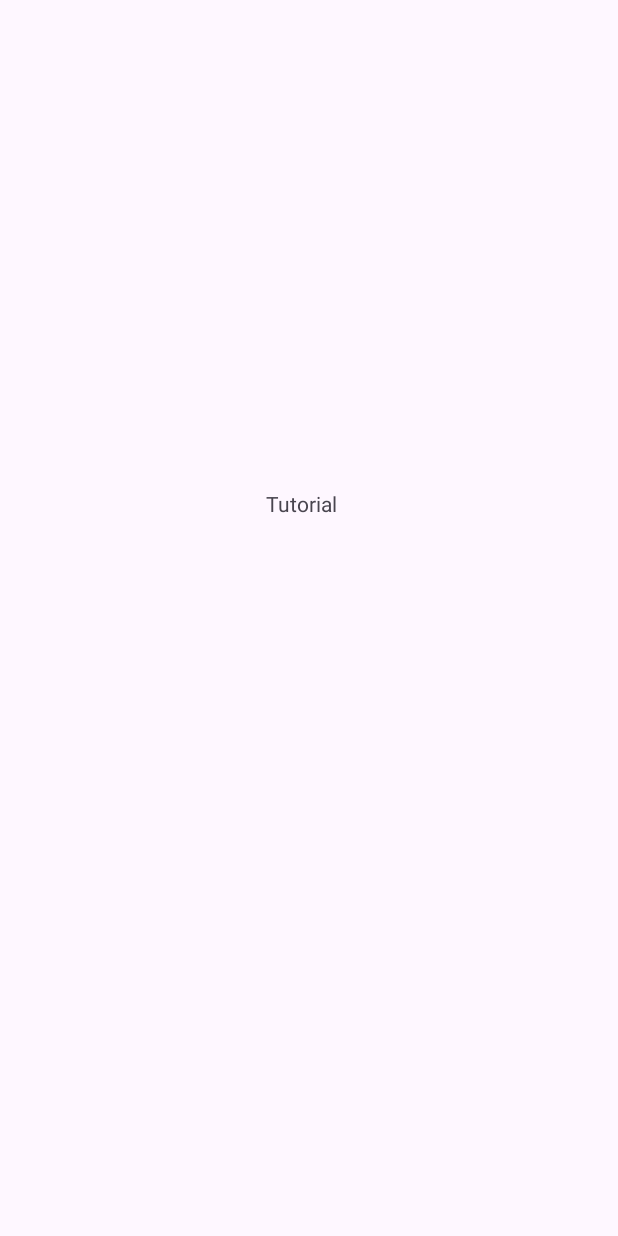
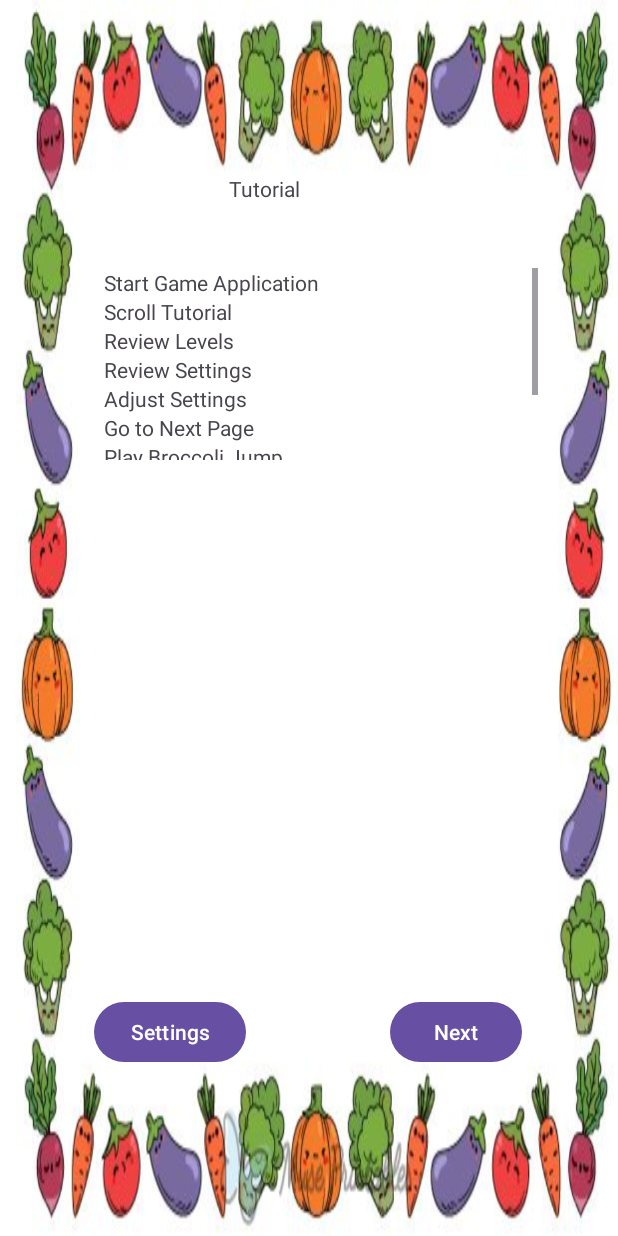
Before and after one commit to sebastian9654/MobileAppProject, an Android app: the TutorialPage screen opened directly, with no data from a screen before it, on a phone screen of 412 x 824 dp. Before the commit the screen is almost empty. Run offline under Robolectric (Android 15) with nearby library versions, the phone set to English and light mode, and no system bars.

Commit message:
Fixed merge conflicts

```diff
--- a/app/src/main/AndroidManifest.xml
+++ b/app/src/main/AndroidManifest.xml
@@ -13,7 +13,10 @@
         android:theme="@style/Theme.Project1"
         tools:targetApi="31">
         <activity
-            android:name=".FoodMatch"
+            android:name=".Level00"
+            android:exported="false" />
+        <activity
+            android:name=".SettingsActivity"
             android:exported="false" />
         <activity
             android:name=".TutorialPage"
@@ -23,7 +26,6 @@
             android:exported="true">
             <intent-filter>
                 <action android:name="android.intent.action.MAIN" />
-
                 <category android:name="android.intent.category.LAUNCHER" />
             </intent-filter>
         </activity>
--- a/app/src/main/java/com/example/project1/TutorialPage.java
+++ b/app/src/main/java/com/example/project1/TutorialPage.java
@@ -1,14 +1,41 @@
 package com.example.project1;
-
+import android.content.Intent;
 import androidx.appcompat.app.AppCompatActivity;
-
+import android.view.View;
+import android.widget.Button;
 import android.os.Bundle;
 
 public class TutorialPage extends AppCompatActivity {
+    // creating a variable for our button.
+    private Button settingsBtn;
+    private Button buttonNext;
 
     @Override
     protected void onCreate(Bundle savedInstanceState) {
         super.onCreate(savedInstanceState);
         setContentView(R.layout.activity_tutorial_page);
+
+        // initializing buttons
+        settingsBtn = findViewById(R.id.btnSetting);
+        buttonNext = findViewById(R.id.buttonNext);
+
+        // setting click listeners
+        settingsBtn.setOnClickListener(new View.OnClickListener() {
+            @Override
+            public void onClick(View v) {
+                // opening a new intent to open SettingsActivity.
+                Intent settingsIntent = new Intent(TutorialPage.this, SettingsActivity.class);
+                startActivity(settingsIntent);
+            }
+        });
+
+        buttonNext.setOnClickListener(new View.OnClickListener() {
+            @Override
+            public void onClick(View v) {
+                // opening a new intent to open Level00 activity.
+                Intent level00Intent = new Intent(TutorialPage.this, Level00.class);
+                startActivity(level00Intent);
+            }
+        });
     }
 }
--- a/app/src/main/res/layout/activity_tutorial_page.xml
+++ b/app/src/main/res/layout/activity_tutorial_page.xml
@@ -4,15 +4,119 @@
     xmlns:tools="http://schemas.android.com/tools"
     android:layout_width="match_parent"
     android:layout_height="match_parent"
-    tools:context=".TutorialPage">
+    tools:context=".TutorialPage"
+    android:background="@drawable/veggiesback"
+    >
+
+
+    <Button
+        android:id="@+id/btnSetting"
+        android:layout_width="wrap_content"
+        android:layout_height="wrap_content"
+        android:layout_marginEnd="248dp"
+        android:layout_marginBottom="112dp"
+        android:text="Settings"
+        app:layout_constraintBottom_toBottomOf="parent"
+        app:layout_constraintEnd_toEndOf="parent" />
 
     <TextView
         android:id="@+id/textView"
-        android:layout_width="wrap_content"
-        android:layout_height="wrap_content"
-        android:layout_marginTop="326dp"
-        android:layout_marginEnd="187dp"
+        android:layout_width="87dp"
+        android:layout_height="21dp"
+        android:layout_marginTop="116dp"
+        android:layout_marginEnd="172dp"
         android:text="Tutorial"
         app:layout_constraintEnd_toEndOf="parent"
         app:layout_constraintTop_toTopOf="parent" />
+
+    <Button
+        android:id="@+id/buttonNext"
+        android:layout_width="wrap_content"
+        android:layout_height="wrap_content"
+        android:layout_marginEnd="64dp"
+        android:layout_marginBottom="112dp"
+        android:text="Next"
+        app:layout_constraintBottom_toBottomOf="parent"
+        app:layout_constraintEnd_toEndOf="parent" />
+
+    <ScrollView
+        android:id="@+id/tutorial"
+        android:layout_width="289dp"
+        android:layout_height="128dp"
+        android:layout_marginTop="41dp"
+        android:layout_marginEnd="53dp"
+        android:contentDescription="tutorial"
+        app:layout_constraintEnd_toEndOf="parent"
+        app:layout_constraintTop_toBottomOf="@+id/textView">
+
+        <LinearLayout
+            android:layout_width="match_parent"
+            android:layout_height="wrap_content"
+            android:orientation="vertical">
+
+            <TextView
+                android:id="@+id/textView3"
+                android:layout_width="match_parent"
+                android:layout_height="wrap_content"
+                android:text="Start Game Application" />
+
+            <TextView
+                android:id="@+id/textView4"
+                android:layout_width="match_parent"
+                android:layout_height="wrap_content"
+                android:text="Scroll Tutorial" />
+
+            <TextView
+                android:id="@+id/textView5"
+                android:layout_width="match_parent"
+                android:layout_height="wrap_content"
+                android:text="Review Levels" />
+
+            <TextView
+                android:id="@+id/textView6"
+                android:layout_width="match_parent"
+                android:layout_height="wrap_content"
+                android:text="Review Settings" />
+
+            <TextView
+                android:id="@+id/textView7"
+                android:layout_width="match_parent"
+                android:layout_height="wrap_content"
+                android:text="Adjust Settings" />
+
+            <TextView
+                android:id="@+id/textView8"
+                android:layout_width="match_parent"
+                android:layout_height="wrap_content"
+                android:text="Go to Next Page" />
+
+            <TextView
+                android:id="@+id/textView9"
+                android:layout_width="match_parent"
+                android:layout_height="wrap_content"
+                android:text="Play Broccoli Jump" />
+
+            <TextView
+                android:id="@+id/textView10"
+                android:layout_width="match_parent"
+                android:layout_height="wrap_content"
+                android:text="Play Grocery Cart" />
+
+            <TextView
+                android:id="@+id/textView11"
+                android:layout_width="match_parent"
+                android:layout_height="wrap_content"
+                android:text="Play Word Match" />
+
+            <TextView
+                android:id="@+id/textView12"
+                android:layout_width="match_parent"
+                android:layout_height="wrap_content"
+                android:text="Review End credits" />
+
+        </LinearLayout>
+    </ScrollView>
+
+
+
 </androidx.constraintlayout.widget.ConstraintLayout>
--- a/app/src/main/res/values/strings.xml
+++ b/app/src/main/res/values/strings.xml
@@ -19,6 +19,7 @@
     <string name="restricted_mode_description">Restricted Mode</string>
     <string name="prefs_enable_stats">prefs_enable_stats</string>
     <string name="enable_stats">Enable stats for nerds</string>
+
     <string-array name="pref_upload_quality_entries">
         <item>360p</item>
         <item>480p</item>
@@ -26,6 +27,7 @@
         <item>1080p</item>
         <item>Original</item>
     </string-array>
+
     <string-array name="pref_remind_me_to_take_a_break">
         <item>1 hours</item>
         <item>2 hours</item>
@@ -33,6 +35,7 @@
         <item>5 hours</item>
         <item>10 hours</item>
     </string-array>
+
     <string-array name="pref_seek_values">
         <item>5</item>
         <item>10</item>
@@ -40,6 +43,7 @@
         <item>20</item>
         <item>30</item>
     </string-array>
+
     <string-array name="pref_duration">
         <item>0</item>
         <item>1</item>
@@ -47,6 +51,7 @@
         <item>3</item>
         <item>4</item>
     </string-array>
+
     <string-array name="pref_uploads">
         <item>Only when on Wi-Fi</item>
         <item>On any network</item>
```
Also changed, not shown: app/src/main/java/com/example/project1/GameView.java (added, +183 -0 lines), app/src/main/java/com/example/project1/Level00.java (added, +37 -0 lines), app/src/main/java/com/example/project1/Obstacle.java (added, +49 -0 lines), app/src/main/res/layout/activity_level00.xml (added, +20 -0 lines), app/src/main/res/drawable/broccoli.png (added), app/src/main/res/drawable/platform.JPG (added), 1 other file.
